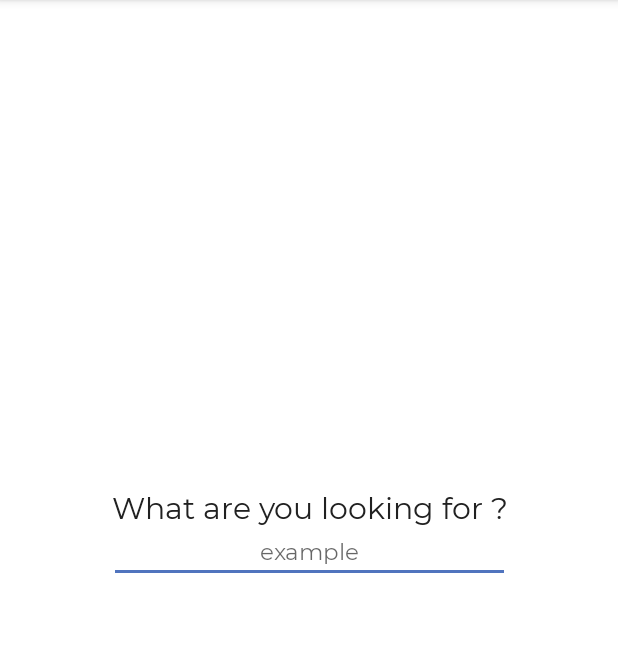
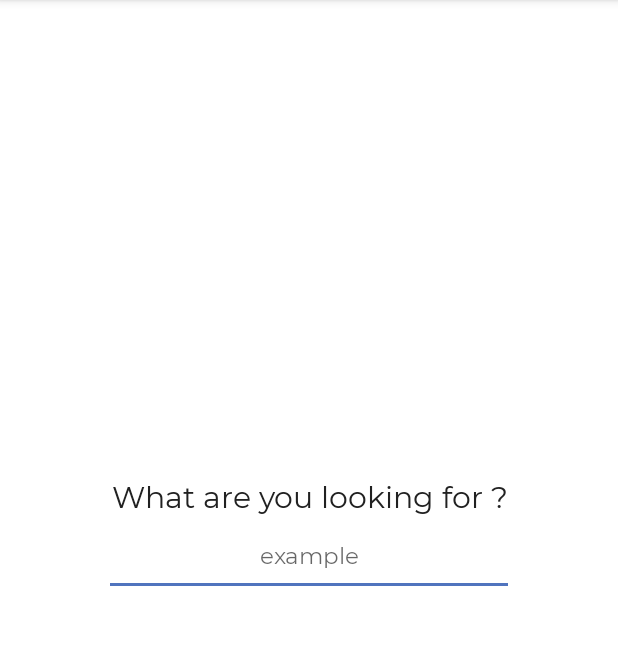
Before and after one commit to ChloeLodolo/NixConfigHelper, an Android app: the screen it shows after launch (MainActivity), on a phone screen of 412 x 824 dp, the part 84-729 px from its top. Run offline under Robolectric (Android 15) with nearby library versions, the phone set to English and light mode, and no system bars.

Commit message:
Fixed issue with movement of text in text input

```diff
--- a/app/src/main/res/layout/activity_main.xml
+++ b/app/src/main/res/layout/activity_main.xml
@@ -9,15 +9,15 @@
 
     <EditText
         android:id="@+id/editText"
-        android:layout_width="267dp"
-        android:layout_height="37dp"
+        android:layout_width="273dp"
+        android:layout_height="53dp"
         android:ems="10"
         android:fontFamily="@font/montserrat_regular"
+        android:gravity="center"
         android:hint="example"
         android:inputType="textPersonName"
         android:textColor="@color/colorTextLight"
         android:textSize="15dp"
-        android:gravity="center"
         app:layout_constraintBottom_toBottomOf="parent"
         app:layout_constraintEnd_toEndOf="parent"
         app:layout_constraintStart_toStartOf="parent"
```
